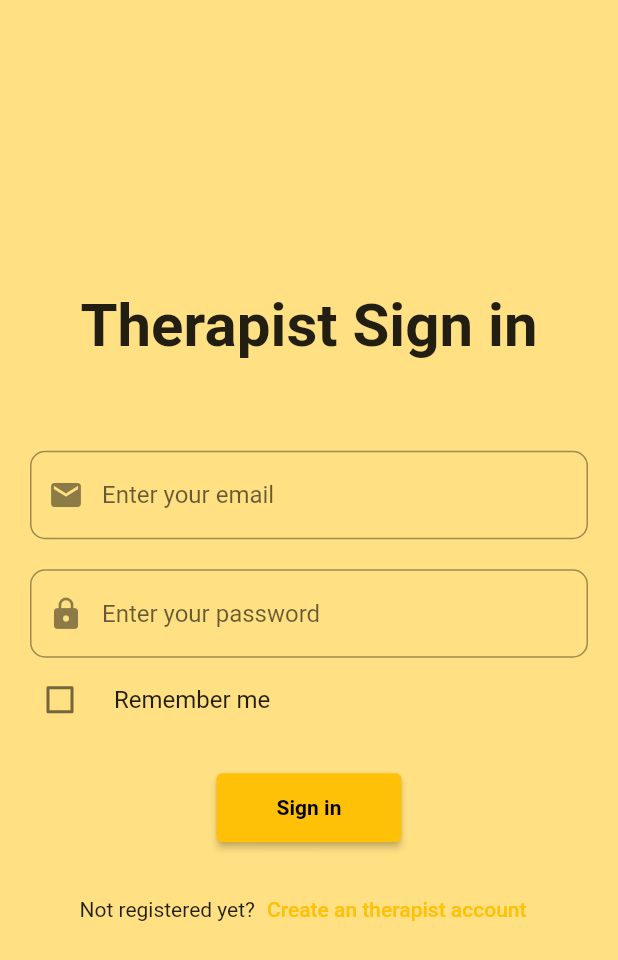
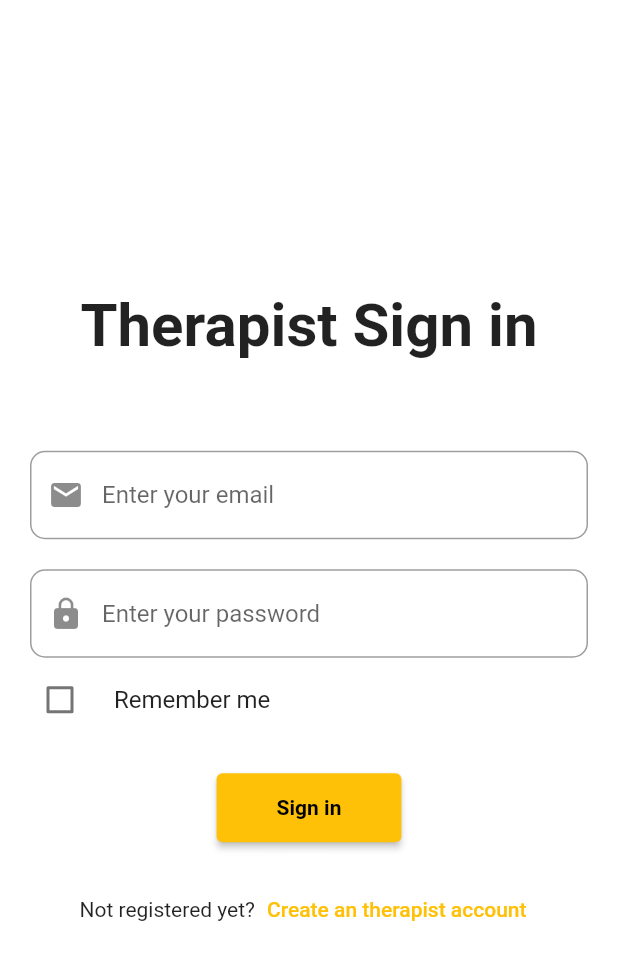
Before and after one commit to DiscountLegolas/FlutterApp, a Flutter app: the LoginPage screen opened directly, on a phone screen of 412 x 824 dp. Shown: the top 960 px of the screen. Run offline on Flutter 3.47's test engine with Material 2 defaults, Android fonts, the phone set to English and light mode, and no system bars; our stand-ins replace email_validator; missing offline and left inert: dart:js; network calls fail.

```diff
--- a/lib/login.dart
+++ b/lib/login.dart
@@ -17,7 +17,7 @@ class _LoginPageState extends State<LoginPage> {
   @override
   Widget build(BuildContext context) {
     return Scaffold(
-      backgroundColor: Theme.of(context).colorScheme.background,
+      backgroundColor: Colors.white,
       body: Container(
         padding: const EdgeInsets.all(20),
         child: Column(
```
Also changed, not shown: 1 other file.
